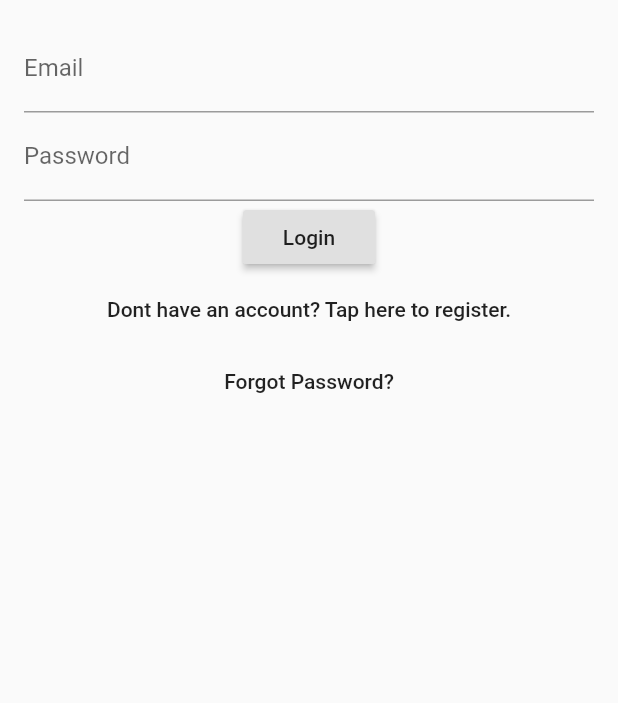
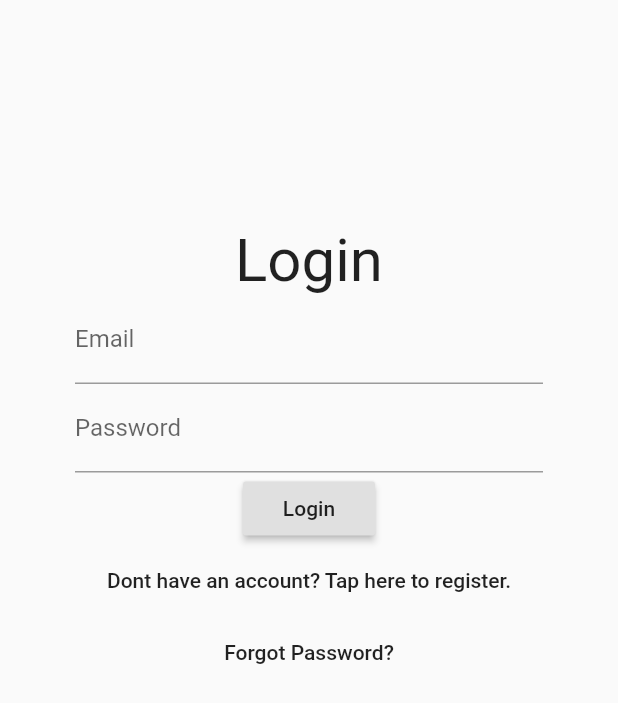
Before and after one commit to Synergy232/recipe_app, a Flutter app: the screen it shows after launch, on a phone screen of 412 x 824 dp. Shown: the top 703 px of the screen. Run offline on Flutter 3.47's test engine with Material 2 defaults, Android fonts, the phone set to English and light mode, and no system bars.

Commit message:
added password validation and padding

```diff
--- a/recipe_app/lib/Login.dart
+++ b/recipe_app/lib/Login.dart
@@ -55,15 +55,21 @@ class _LoginPageState extends State<LoginPage> {
   @override
   Widget build(BuildContext context) {
     return new Scaffold(
-      appBar: null,
       //appBar: _buildBar(context),
-      body: new Container(
-        padding: EdgeInsets.all(16.0),
+      body: SingleChildScrollView(
+              child: Padding(
+          padding: const EdgeInsets.only(top: 100),
+          child: Container(
+              padding: EdgeInsets.all(50),
               child: new Column(
                 children: <Widget>[
+                  Text('Login', style: TextStyle(fontSize: 40),),
+                  SizedBox(),
                   _buildTextFields(),
                   _buildButtons(),
                 ],
+              ),
+            ),
         ),
       ),
     );
@@ -145,10 +151,14 @@ class _LoginPageState extends State<LoginPage> {
 
   void _loginPressed () {
     print('The user wants to login with $_email and $_password');
+    if(_email != '' || _email != null && _password.length >= 6){
       Navigator.push(
     context,
     MaterialPageRoute(builder: (context) => HomePage()),
   );
+
+    } else{}
+
   }
 
   void _createAccountPressed () {
```
Lines whose indentation alone changed are shown as unchanged.
